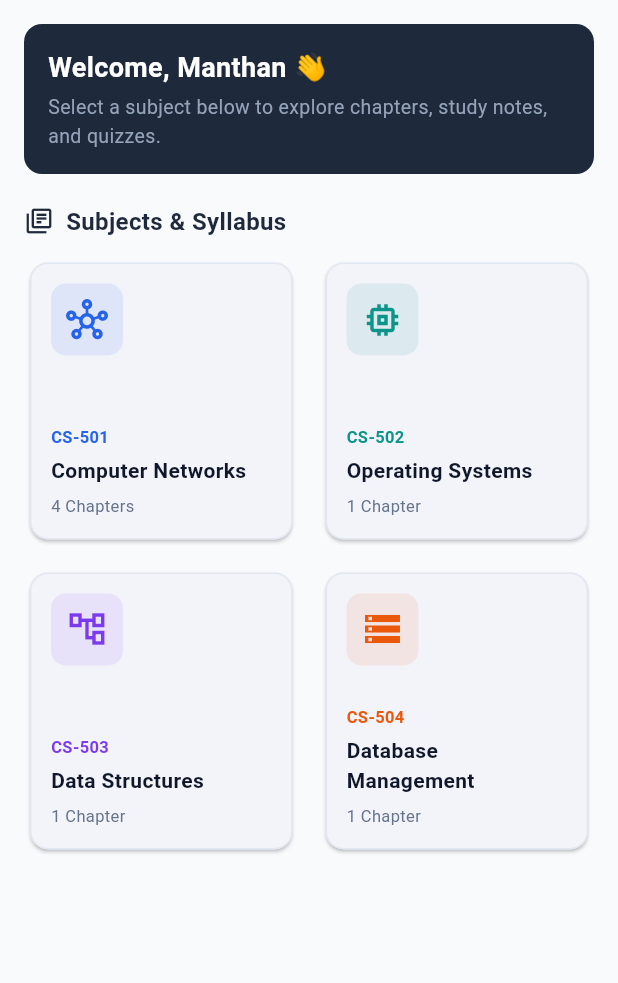
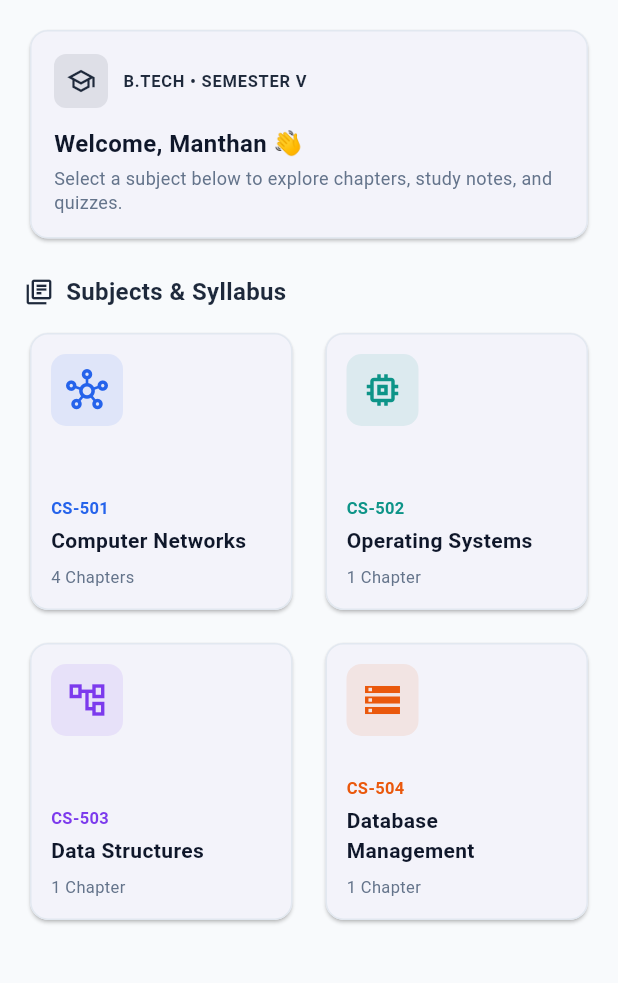
Before and after one commit to MSB-io/student_learning_app, a Flutter app: the screen it shows after launch, on a phone screen of 412 x 824 dp, the part 84-1067 px from its top. Run offline on Flutter 3.47's test engine with Material 3 defaults, Android fonts, the phone set to English and light mode, and no system bars.

Commit message:
Update welcome card styling to match subject cards

```diff
--- a/lib/screens/home_screen.dart
+++ b/lib/screens/home_screen.dart
@@ -94,34 +94,64 @@ class HomeScreen extends StatelessWidget {
         child: Column(
           crossAxisAlignment: CrossAxisAlignment.start,
           children: [
-            // Student Welcome Banner
-            Container(
-              width: double.infinity,
-              padding: const EdgeInsets.all(16.0),
-              decoration: BoxDecoration(
-                color: const Color(0xFF1E293B),
+            // Student Welcome Card (Matches Subject Card styling)
+            Card(
+              elevation: 1,
+              shape: RoundedRectangleBorder(
                 borderRadius: BorderRadius.circular(12),
+                side: const BorderSide(color: Color(0xFFE2E8F0)),
               ),
-              child: const Column(
-                crossAxisAlignment: CrossAxisAlignment.start,
-                children: [
-                  Text(
-                    'Welcome, Manthan 👋',
-                    style: TextStyle(
-                      color: Colors.white,
-                      fontSize: 18,
-                      fontWeight: FontWeight.bold,
+              child: Padding(
+                padding: const EdgeInsets.all(16.0),
+                child: Column(
+                  crossAxisAlignment: CrossAxisAlignment.start,
+                  children: [
+                    Row(
+                      children: [
+                        Container(
+                          padding: const EdgeInsets.all(8),
+                          decoration: BoxDecoration(
+                            color: const Color(0xFF1E293B).withAlpha(25),
+                            borderRadius: BorderRadius.circular(8),
+                          ),
+                          child: const Icon(
+                            Icons.school_outlined,
+                            color: Color(0xFF1E293B),
+                            size: 20,
+                          ),
+                        ),
+                        const SizedBox(width: 10),
+                        const Text(
+                          'B.TECH • SEMESTER V',
+                          style: TextStyle(
+                            fontSize: 11,
+                            fontWeight: FontWeight.bold,
+                            color: Color(0xFF1E293B),
+                            letterSpacing: 0.5,
+                          ),
+                        ),
+                      ],
                     ),
-                  ),
-                  SizedBox(height: 4),
-                  Text(
-                    'Select a subject below to explore chapters, study notes, and quizzes.',
-                    style: TextStyle(
-                      color: Color(0xFF94A3B8),
-                      fontSize: 13,
+                    const SizedBox(height: 12),
+                    const Text(
+                      'Welcome, Manthan 👋',
+                      style: TextStyle(
+                        fontSize: 16,
+                        fontWeight: FontWeight.bold,
+                        color: Color(0xFF0F172A),
+                      ),
                     ),
-                  ),
-                ],
+                    const SizedBox(height: 4),
+                    const Text(
+                      'Select a subject below to explore chapters, study notes, and quizzes.',
+                      style: TextStyle(
+                        fontSize: 12,
+                        color: Color(0xFF64748B),
+                        height: 1.3,
+                      ),
+                    ),
+                  ],
+                ),
               ),
             ),
 
```
Also changed, not shown: 1 other file.
